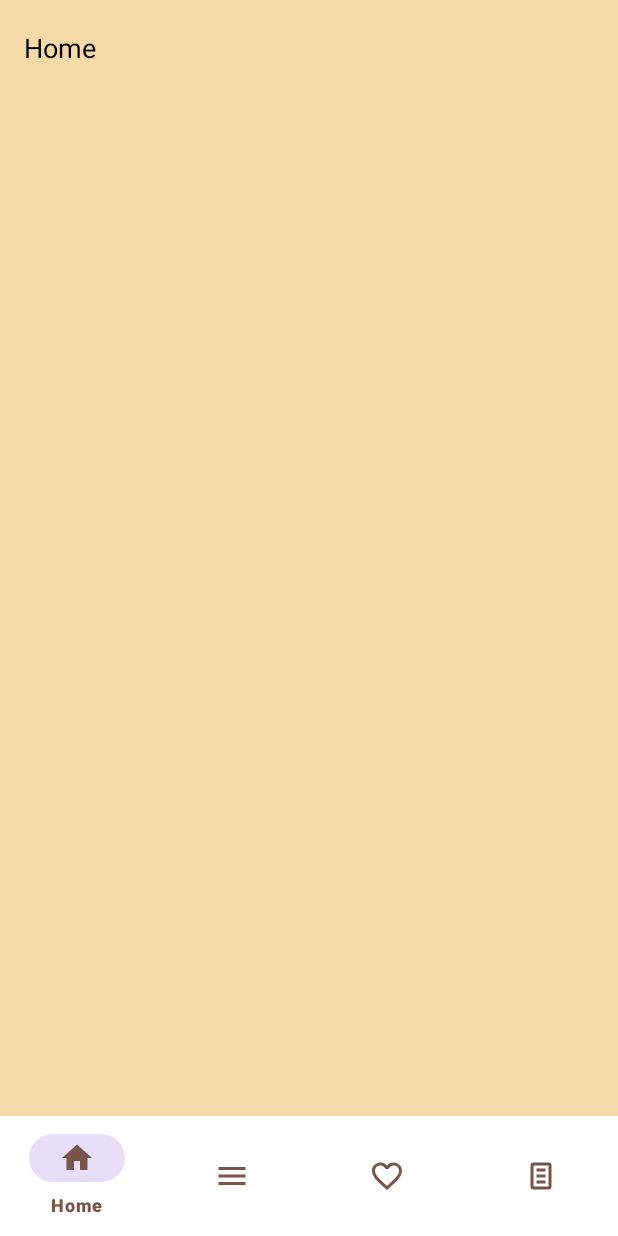
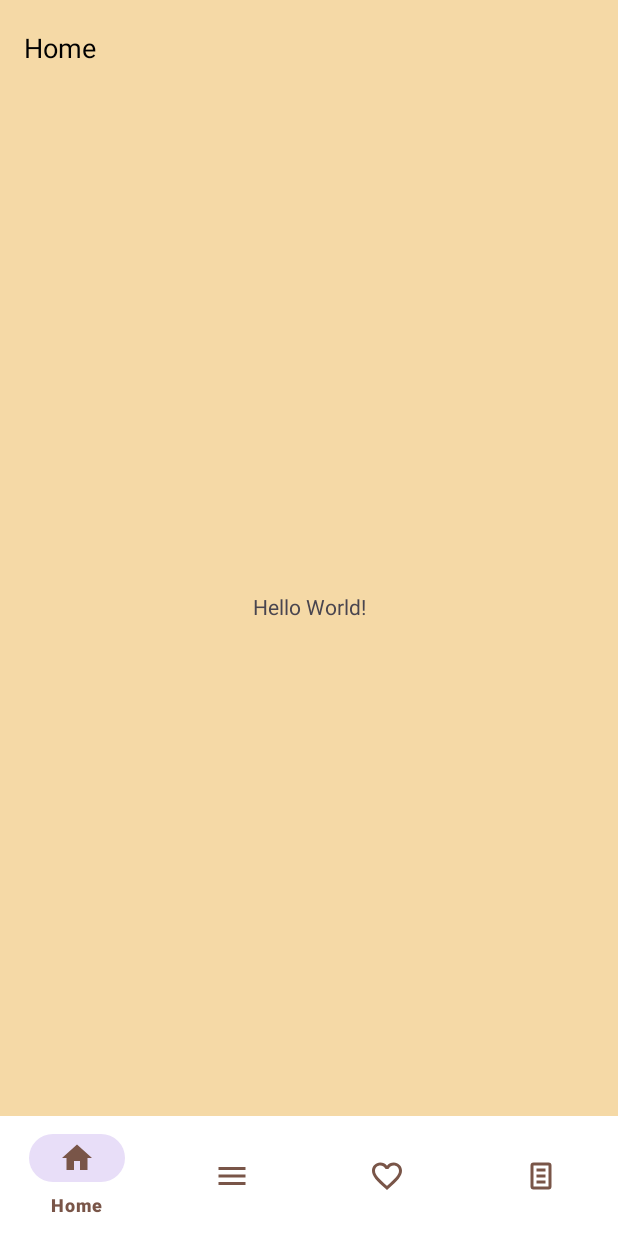
Before and after one commit to malakmahersoliman/BrewBuddy, an Android app: the screen it shows after launch (MainActivity), on a phone screen of 412 x 824 dp. Run offline under Robolectric (Android 15) with nearby library versions, the phone set to English and light mode, and no system bars; our stand-ins replace Dagger/Hilt's generated code, navigation-ui.

Commit message:
fixed the folders inconsistency

```diff
--- a/app/src/main/java/com/example/brewbuddy/presentation/fragments/drinks/CoffeeAdapter.kt
+++ b/app/src/main/java/com/example/brewbuddy/presentation/drinks/CoffeeAdapter.kt
@@ -1,4 +1,4 @@
-package com.example.brewbuddy.presentation.fragments.drinks
+package com.example.brewbuddy.presentation.drinks
 
 import android.view.LayoutInflater
 import android.view.ViewGroup
--- a/app/src/main/java/com/example/brewbuddy/presentation/fragments/drinks/CoffeeViewModel.kt
+++ b/app/src/main/java/com/example/brewbuddy/presentation/drinks/CoffeeViewModel.kt
@@ -1,4 +1,4 @@
-package com.example.brewbuddy.presentation.fragments.drinks
+package com.example.brewbuddy.presentation.drinks
 
 import androidx.lifecycle.LiveData
 import androidx.lifecycle.MutableLiveData
--- a/app/src/main/java/com/example/brewbuddy/presentation/fragments/drinks/DrinkMenuFragment.kt
+++ b/app/src/main/java/com/example/brewbuddy/presentation/drinks/DrinkMenuFragment.kt
@@ -1,4 +1,4 @@
-package com.example.brewbuddy.presentation.fragments.drinks
+package com.example.brewbuddy.presentation.drinks
 
 import android.os.Bundle
 import android.view.LayoutInflater
--- a/app/src/main/java/com/example/brewbuddy/presentation/fragments/home/HomeFragment.kt
+++ b/app/src/main/java/com/example/brewbuddy/presentation/home/HomeFragment.kt
@@ -1,4 +1,4 @@
-package com.example.brewbuddy.presentation.fragments.home
+package com.example.brewbuddy.presentation.home
 
 import android.os.Bundle
 import androidx.fragment.app.Fragment
--- a/app/src/main/res/layout/fragment_home.xml
+++ b/app/src/main/res/layout/fragment_home.xml
@@ -1,19 +1,22 @@
 <?xml version="1.0" encoding="utf-8"?>
-<LinearLayout xmlns:android="http://schemas.android.com/apk/res/android"
+<androidx.constraintlayout.widget.ConstraintLayout xmlns:android="http://schemas.android.com/apk/res/android"
+    xmlns:app="http://schemas.android.com/apk/res-auto"
     xmlns:tools="http://schemas.android.com/tools"
-    android:orientation="vertical"
+    android:id="@+id/home"
     android:layout_width="match_parent"
     android:layout_height="match_parent"
-    android:padding="16dp"
-    tools:context=".presentation.fragments.home.HomeFragment">
+    android:layout_marginHorizontal="35dp"
+    android:layout_marginVertical="44dp"
+    tools:context=".presentation.home.HomeFragment">
 
-    <!-- Optional Debug TextView (placeholder) -->
+    <!-- TODO: Update blank fragment layout -->
     <TextView
-        android:id="@+id/debug_text"
-        android:layout_width="match_parent"
+        android:layout_width="wrap_content"
         android:layout_height="wrap_content"
-        android:text="@string/hello_blank_fragment"
-        android:visibility="gone"
-        tools:visibility="gone" />
+        android:text="Hello World!"
+        app:layout_constraintBottom_toBottomOf="parent"
+        app:layout_constraintEnd_toEndOf="parent"
+        app:layout_constraintStart_toStartOf="parent"
+        app:layout_constraintTop_toTopOf="parent" />
 
-</LinearLayout>
+</androidx.constraintlayout.widget.ConstraintLayout>
--- a/app/src/main/res/navigation/nav_graph.xml
+++ b/app/src/main/res/navigation/nav_graph.xml
@@ -6,12 +6,12 @@
 
     <fragment
         android:id="@+id/homeFragment"
-        android:name="com.example.brewbuddy.presentation.fragments.home.HomeFragment"
+        android:name="com.example.brewbuddy.presentation.home.HomeFragment"
         android:label="@string/tab_home" />
 
     <fragment
         android:id="@+id/menuFragment"
-        android:name="com.example.brewbuddy.presentation.fragments.drinks.DrinkMenuFragment"
+        android:name="com.example.brewbuddy.presentation.drinks.DrinkMenuFragment"
         android:label="@string/tab_menu" />
 
     <fragment
--- a/gradle/libs.versions.toml
+++ b/gradle/libs.versions.toml
@@ -1,6 +1,6 @@
 [versions]
 # Core
-agp = "8.12.1"
+agp = "8.11.1"
 kotlin = "2.0.21"
 coreKtx = "1.17.0"
 appcompat = "1.7.1"
```
